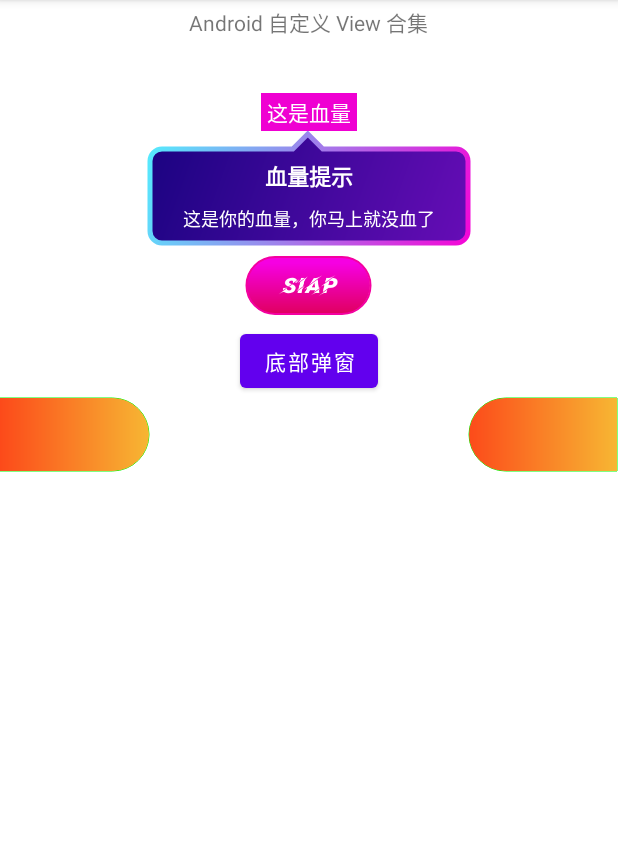
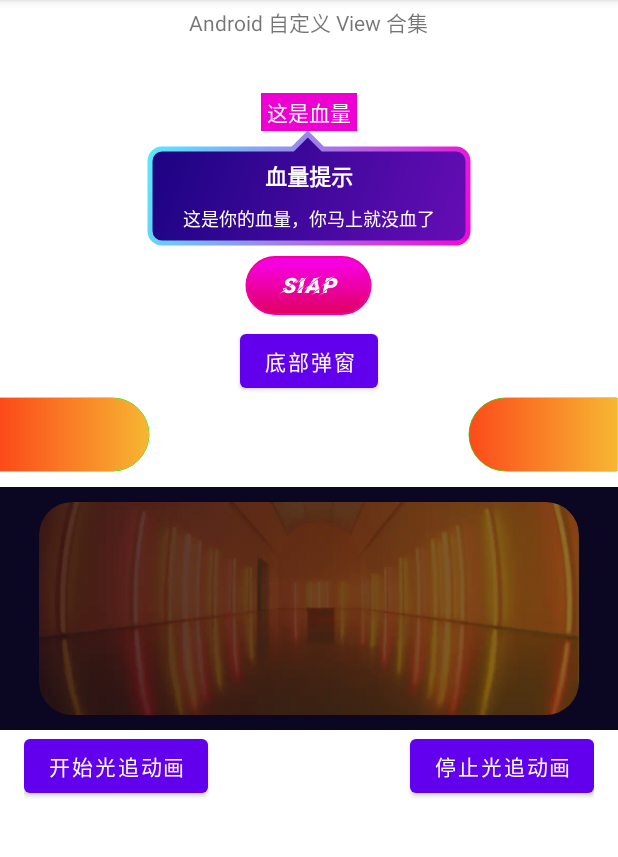
Before and after one commit to CherryLover/ViewCollection, an Android app built with Jetpack Compose: the ViewFragment screen opened directly, with no data from a screen before it, on a phone screen of 412 x 824 dp, the part 84-941 px from its top. Run offline under Robolectric (Android 15) with nearby library versions, the phone set to English and light mode, and no system bars.

Commit message:
feat: 🎸 新增光追动画

```diff
--- a/app/src/main/java/me/monster/viewcollection/page/sub/ViewFragment.kt
+++ b/app/src/main/java/me/monster/viewcollection/page/sub/ViewFragment.kt
@@ -35,6 +35,8 @@ class ViewFragment : Fragment() {
         vBinding.btnBottomSheetDialog.setOnClickListener { BottomSheetPlusDialog.show(requireActivity()) }
         vBinding.lgpvLeft.setOnClickListener { vBinding.lgpvLeft.startProgress() }
         vBinding.lgpvRight.setOnClickListener { vBinding.lgpvRight.startProgress() }
+        vBinding.btnLpvPlay.setOnClickListener { vBinding.lpvLight.pathAnimation(1500) }
+        vBinding.btnLpvPause.setOnClickListener { vBinding.lpvLight.stopAnim() }
     }
 
 }
--- /dev/null
+++ b/app/src/main/java/me/monster/viewcollection/widget/LightPathView.kt
@@ -0,0 +1,246 @@
+package me.monster.viewcollection.widget
+
+import android.animation.ValueAnimator
+import android.content.Context
+import android.graphics.*
+import android.util.AttributeSet
+import android.view.View
+import android.view.animation.Interpolator
+import android.view.animation.LinearInterpolator
+import me.monster.viewcollection.R
+
+/**
+ * @description
+ * @author: Created jiangjiwei in 2021/12/25 11:16 上午
+ */
+class LightPathView @JvmOverloads constructor(
+    context: Context, attrs: AttributeSet? = null, defStyleAttr: Int = 0
+) : View(context, attrs, defStyleAttr) {
+
+    companion object {
+        private const val TAG = "LightPathView"
+
+        //        val edge = 1.dp
+        private const val edgeF = 0f
+    }
+
+    private val btOrigin = BitmapFactory.decodeResource(resources, R.mipmap.img_light_long)
+    private val btLightTop: Bitmap = btOrigin
+    private val btLightBottom: Bitmap
+    private val btLightLeft: Bitmap
+    private val btLightRight: Bitmap
+
+    private val bounds = RectF()
+    private val debugPaint = Paint(Paint.ANTI_ALIAS_FLAG).apply {
+        style = Paint.Style.STROKE
+        color = Color.BLACK
+        strokeWidth = 1.dp.toFloat()
+    }
+
+    private val lightPaint = Paint(Paint.ANTI_ALIAS_FLAG)
+
+    /**
+     * 反向绘制四个圆角
+     */
+    private val rectPath = Path()
+    private val rectPaint = Paint(Paint.ANTI_ALIAS_FLAG).apply {
+        style = Paint.Style.FILL
+    }
+    private var topBtOffset = 0f
+    private var bottomBtOffset = 0f
+    private var leftBtOffset = 0f
+    private var rightBtOffset = 0f
+
+    /**
+     * 动画路径
+     */
+    var showDebugPath = true
+        set(value) {
+            field = value
+            invalidate()
+        }
+
+    /**
+     * 圆角的反转
+     */
+    var showRoundCorner = true
+        set(value) {
+            field = value
+            invalidate()
+        }
+
+    init {
+        val ta = context.obtainStyledAttributes(attrs, R.styleable.LightPathView)
+        showDebugPath = ta.getBoolean(R.styleable.LightPathView_lpv_showDebugPath, false)
+        rectPaint.color = ta.getColor(R.styleable.LightPathView_lpv_cornerColor, Color.WHITE)
+        ta.recycle()
+
+        btLightBottom = rotate(180f)
+        btLightLeft = rotate(-90f)
+        btLightRight = rotate(90f)
+
+        setOnClickListener {
+            pathAnimation()
+        }
+    }
+
+    private val radiusLength = 17.dp.toFloat()
+    private val rectRadius = 22.dp.toFloat()
+
+    private var topOffset = 0f - btLightTop.width
+        set(value) {
+            field = value
+            invalidate()
+        }
+    private var bottomOffset = 0f - btLightBottom.width
+        set(value) {
+            field = value
+            invalidate()
+        }
+    private var leftOffset = 0f - btLightLeft.height
+        set(value) {
+            field = value
+            invalidate()
+        }
+    private var rightOffset = 0f - btLightRight.height
+        set(value) {
+            field = value
+            invalidate()
+        }
+
+    // 动画提前结束的 相对 offset
+    private var lessBtRatioH = 0.8f
+    private var lessBtRatioV = 0.6f
+    // 动画提前开始的 相对 offset
+    private var startLessBtRatio = 0.9f
+
+    private var topAnim: ValueAnimator? = null
+    private var bottomAnim: ValueAnimator? = null
+    private var leftAnim: ValueAnimator? = null
+    private var rightAnim: ValueAnimator? = null
+
+    private fun rotate(degree: Float): Bitmap {
+        val matrix = Matrix()
+        matrix.setRotate(degree)
+        return Bitmap.createBitmap(btOrigin, 0, 0, btOrigin.width, btOrigin.height, matrix, true)
+    }
+
+    override fun onSizeChanged(w: Int, h: Int, oldw: Int, oldh: Int) {
+        super.onSizeChanged(w, h, oldw, oldh)
+        val rect = RectF(edgeF, edgeF, w.toFloat() - edgeF, h.toFloat() - edgeF)
+        val roundPath = Path()
+        roundPath.addRoundRect(rect, rectRadius, rectRadius, Path.Direction.CW)
+        rectPath.addRect(rect, Path.Direction.CW)
+        rectPath.op(roundPath, Path.Op.DIFFERENCE)
+//        bounds.set(edgeF, edgeF, w.toFloat() - edgeF, h.toFloat() - edgeF)
+        bounds.set(
+            edgeF + radiusLength,
+            edgeF + radiusLength,
+            w.toFloat() - edgeF - radiusLength,
+            h.toFloat() - edgeF - radiusLength
+        )
+
+        // 动画 offset
+        topOffset = bounds.left - btLightTop.width.toFloat() * startLessBtRatio
+        bottomOffset = bounds.right - btLightBottom.width.toFloat() * (1 - startLessBtRatio)
+        leftOffset = bounds.bottom - btLightLeft.height.toFloat() * (1 - startLessBtRatio)
+        rightOffset = bounds.top - btLightRight.height.toFloat() * startLessBtRatio
+
+        // 贴边 offset
+        topBtOffset = 0 - btLightTop.height / 2f
+        bottomBtOffset = h - btLightBottom.height / 2f
+        leftBtOffset = 0 - btLightLeft.width / 2f
+        rightBtOffset = w - btLightRight.width / 2f
+    }
+
+    override fun onDraw(canvas: Canvas) {
+        if (showDebugPath) {
+            canvas.drawRect(bounds, debugPaint)
+        }
+        // top
+        if (topAnim?.isRunning == true) {
+            canvas.drawBitmap(btLightTop, topOffset, topBtOffset, lightPaint)
+        }
+        // bottom
+        if (bottomAnim?.isRunning == true) {
+            canvas.drawBitmap(btLightBottom, bottomOffset, bottomBtOffset, lightPaint)
+        }
+        // left
+        if (leftAnim?.isRunning == true) {
+            canvas.drawBitmap(btLightLeft, leftBtOffset, leftOffset, lightPaint)
+        }
+        // right
+        if (rightAnim?.isRunning == true) {
+            canvas.drawBitmap(btLightRight, rightBtOffset, rightOffset, lightPaint)
+        }
+
+        if (showRoundCorner) {
+            canvas.drawPath(rectPath, rectPaint)
+        }
+    }
+
+    fun pathAnimation(time: Long = 3000, easing: Interpolator = LinearInterpolator()) {
+        topAnim = ValueAnimator.ofFloat(bounds.left - btLightTop.width.toFloat() * startLessBtRatio, bounds.right).apply {
+            interpolator = easing
+            duration = time
+
+            addUpdateListener {
+                topOffset = it.animatedValue as Float
+                if (topOffset + btLightTop.width * lessBtRatioH > bounds.right) {
+                    if (rightAnim?.isRunning != true) {
+                        rightAnim?.start()
+                    }
+                }
+            }
+        }
+        bottomAnim = ValueAnimator.ofFloat(bounds.right - btLightBottom.width.toFloat() * (1 - startLessBtRatio), bounds.left - btLightBottom.width.toFloat()).apply {
+            interpolator = easing
+            duration = time
+
+            addUpdateListener {
+                bottomOffset = it.animatedValue as Float
+                if ((bottomOffset + (0 - btLightBottom.width * lessBtRatioH)) < (bounds.left - btLightBottom.width.toFloat())) {
+                    if (leftAnim?.isRunning != true) {
+                        leftAnim?.start()
+                    }
+                }
+            }
+        }
+        leftAnim = ValueAnimator.ofFloat(bounds.bottom - btLightLeft.height.toFloat() * (1 - startLessBtRatio), bounds.top - btLightLeft.height.toFloat()).apply {
+            interpolator = easing
+            duration = time
+
+            addUpdateListener {
+                leftOffset = it.animatedValue as Float
+                if (leftOffset < bounds.top - btLightLeft.height.toFloat() + btLightLeft.height * lessBtRatioV) {
+                    if (topAnim?.isRunning != true) {
+                        topAnim?.start()
+                    }
+                }
+            }
+        }
+        rightAnim = ValueAnimator.ofFloat(bounds.top - btLightRight.height.toFloat() * startLessBtRatio, bounds.bottom).apply {
+            interpolator = easing
+            duration = time
+
+            addUpdateListener {
+                rightOffset = it.animatedValue as Float
+                if (rightOffset + btLightRight.height * lessBtRatioV > bounds.bottom) {
+                    if (bottomAnim?.isRunning != true) {
+                        bottomAnim?.start()
+                    }
+                }
+            }
+        }
+        topAnim?.start()
+        bottomAnim?.start()
+    }
+
+    fun stopAnim() {
+        leftAnim?.cancel()
+        rightAnim?.cancel()
+        topAnim?.cancel()
+        bottomAnim?.cancel()
+        invalidate()
+    }
+}
--- a/app/src/main/res/layout/fragment_view.xml
+++ b/app/src/main/res/layout/fragment_view.xml
@@ -104,5 +104,61 @@
                 app:lgpv_animation_direction="fromRound"
                 app:lgpv_arrow_direction="right" />
         </androidx.appcompat.widget.LinearLayoutCompat>
+
+        <androidx.constraintlayout.widget.ConstraintLayout
+            android:layout_width="match_parent"
+            android:layout_height="wrap_content"
+            android:layout_marginTop="10dp"
+            android:background="#0B0622"
+            android:padding="10dp">
+
+            <View
+                android:id="@+id/vRoomBg"
+                android:layout_width="0dp"
+                android:layout_height="0dp"
+                android:layout_marginStart="16dp"
+                android:layout_marginEnd="16dp"
+                android:background="@mipmap/img_top_hit"
+                app:layout_constraintBottom_toBottomOf="parent"
+                app:layout_constraintDimensionRatio="h,1029:405"
+                app:layout_constraintEnd_toEndOf="parent"
+                app:layout_constraintStart_toStartOf="parent"
+                app:layout_constraintTop_toTopOf="parent" />
+
+            <me.monster.viewcollection.widget.LightPathView
+                android:id="@+id/lpvLight"
+                android:layout_width="0dp"
+                android:layout_height="0dp"
+                app:layout_constraintBottom_toBottomOf="@id/vRoomBg"
+                app:layout_constraintEnd_toEndOf="@id/vRoomBg"
+                app:layout_constraintStart_toStartOf="@id/vRoomBg"
+                app:layout_constraintTop_toTopOf="@id/vRoomBg"
+                app:lpv_cornerColor="#0B0622" />
+
+        </androidx.constraintlayout.widget.ConstraintLayout>
+
+        <androidx.appcompat.widget.LinearLayoutCompat
+            android:layout_width="match_parent"
+            android:layout_height="wrap_content"
+            android:orientation="horizontal"
+            android:paddingHorizontal="16dp">
+
+            <Button
+                android:id="@+id/btnLpvPlay"
+                android:layout_width="wrap_content"
+                android:layout_height="wrap_content"
+                android:text="开始光追动画" />
+
+            <Space
+                android:layout_width="0dp"
+                android:layout_height="match_parent"
+                android:layout_weight="1" />
+
+            <Button
+                android:id="@+id/btnLpvPause"
+                android:layout_width="wrap_content"
+                android:layout_height="wrap_content"
+                android:text="停止光追动画" />
+        </androidx.appcompat.widget.LinearLayoutCompat>
     </androidx.appcompat.widget.LinearLayoutCompat>
 </ScrollView>
--- a/app/src/main/res/values/attr.xml
+++ b/app/src/main/res/values/attr.xml
@@ -97,4 +97,10 @@
             <enum name="fromRound" value="1" />
         </attr>
     </declare-styleable>
+    <declare-styleable name="LightPathView">
+        <!--        圆角填充色-->
+        <attr name="lpv_cornerColor" format="color" />
+        <!--        开发阶段的路径-->
+        <attr name="lpv_showDebugPath" format="color" />
+    </declare-styleable>
 </resources>
```
Also changed, not shown: app/src/main/res/mipmap-xxhdpi/img_light_long.webp (added), app/src/main/res/mipmap-xxhdpi/img_top_hit.webp (added).
